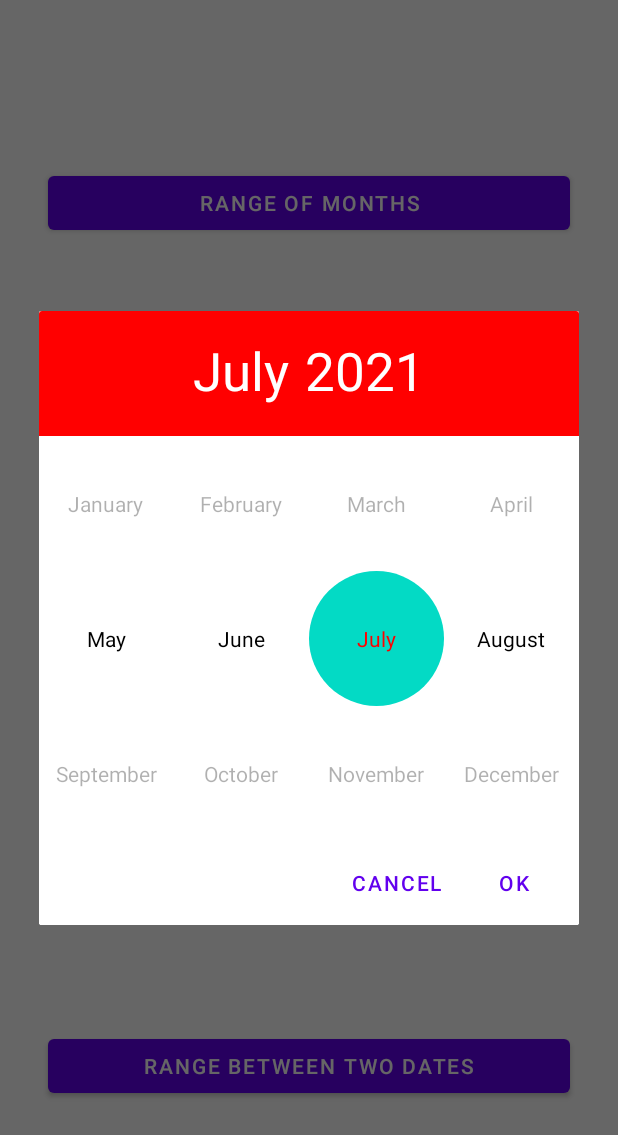
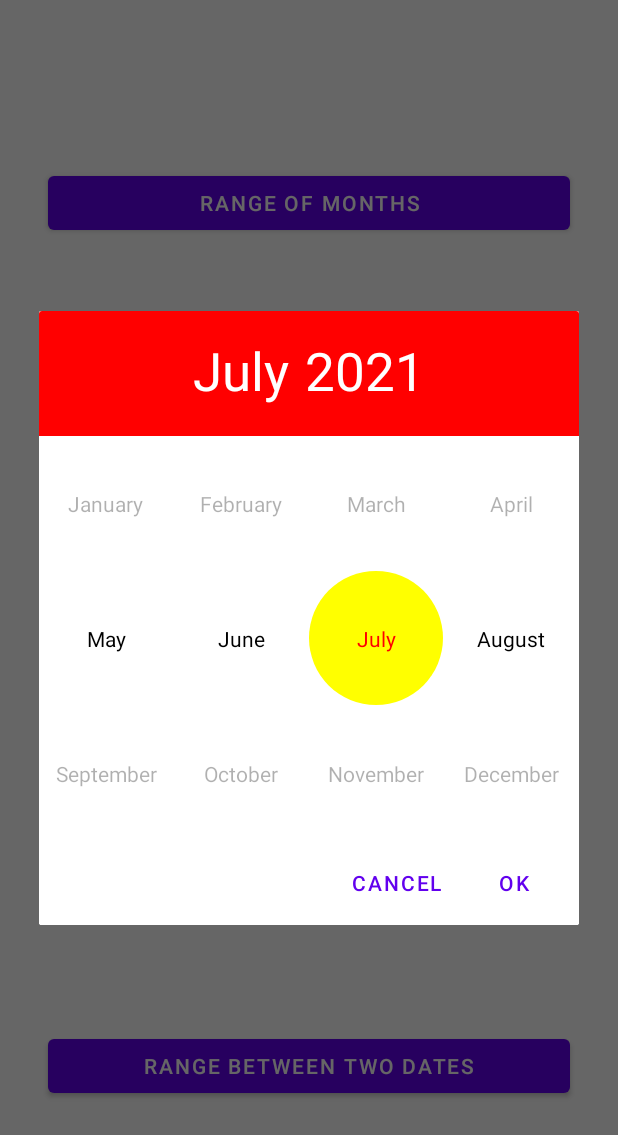
Before and after one commit to Dzmitry-Lakisau/MonthYearPickerDialog, an Android app: the screen it shows after launch (MainActivity), after a tap on "RANGE OF MONTHS", on a phone screen of 412 x 824 dp. Shown: the top 1135 px of the screen. Run offline under Robolectric (Android 15) with nearby library versions, the phone set to English and light mode, and no system bars.

Commit message:
Added attribute for selected month background, changed parsing of attributes

```diff
--- a/library/src/main/java/by/dzmitry_lakisau/month_year_picker_dialog/MonthYearPickerView.kt
+++ b/library/src/main/java/by/dzmitry_lakisau/month_year_picker_dialog/MonthYearPickerView.kt
@@ -1,6 +1,7 @@
 package by.dzmitry_lakisau.month_year_picker_dialog
 
 import android.content.Context
+import android.content.res.ColorStateList
 import android.util.AttributeSet
 import android.view.LayoutInflater
 import android.widget.FrameLayout
@@ -13,6 +14,7 @@ import androidx.recyclerview.widget.RecyclerView
 import by.dzmitry_lakisau.month_year_picker_dialog.MonthYearPickerDialog.OnMonthChangedListener
 import by.dzmitry_lakisau.month_year_picker_dialog.MonthYearPickerDialog.OnYearChangedListener
 import java.util.*
+import kotlin.properties.Delegates
 
 internal class MonthYearPickerView @JvmOverloads constructor(
     context: Context,
@@ -133,10 +135,30 @@ internal class MonthYearPickerView @JvmOverloads constructor(
     init {
         LayoutInflater.from(context).inflate(R.layout.view_month_year_picker, this)
 
+        lateinit var monthTextColorStateList: ColorStateList
+        var selectedMonthBackgroundColor by Delegates.notNull<Int>()
+        lateinit var yearTextColorStateList: ColorStateList
         context.withStyledAttributes(attrs, R.styleable.MonthPickerView, defStyleAttr, defStyleRes) {
             headerBackgroundColor = context.getColorFromAttribute(this, R.styleable.MonthPickerView_headerBgColor, android.R.attr.colorAccent)
             headerFontColorNormal = context.getColorFromAttribute(this, R.styleable.MonthPickerView_headerFontColorNormal, android.R.attr.textColorSecondary)
             headerFontColorSelected = context.getColorFromAttribute(this, R.styleable.MonthPickerView_headerFontColorSelected, android.R.attr.textColorPrimary)
+
+            val monthFontColorDisabled = context.getColorFromAttribute(this, R.styleable.MonthPickerView_monthFontColorDisabled, android.R.attr.textColorPrimary)
+            val monthFontColor = context.getColorFromAttribute(this, R.styleable.MonthPickerView_monthFontColorNormal, android.R.attr.textColorPrimary)
+            val monthFontColorSelected = context.getColorFromAttribute(this, R.styleable.MonthPickerView_monthFontColorSelected, android.R.attr.colorAccent)
+            val states = arrayOf(
+                intArrayOf(-android.R.attr.state_enabled),
+                intArrayOf(android.R.attr.state_enabled, -android.R.attr.state_selected),
+                intArrayOf(android.R.attr.state_enabled, android.R.attr.state_selected),
+            )
+            val colors = intArrayOf(monthFontColorDisabled, monthFontColor, monthFontColorSelected)
+            monthTextColorStateList = ColorStateList(states, colors)
+
+            selectedMonthBackgroundColor = context.getColorFromAttribute(this, R.styleable.MonthPickerView_selectedMonthBackgroundColor, android.R.attr.colorAccent)
+
+            val yearColor = context.getColorFromAttribute(this, R.styleable.MonthPickerView_yearColor, android.R.attr.textColorPrimary)
+            val yearSelectedColor = context.getColorFromAttribute(this, R.styleable.MonthPickerView_yearSelectedColor, android.R.attr.colorAccent)
+            yearTextColorStateList = ColorStateList(arrayOf(intArrayOf(-android.R.attr.state_selected), intArrayOf(android.R.attr.state_selected)), intArrayOf(yearColor, yearSelectedColor))
         }
 
         rvMonths = findViewById(R.id.rv_months)
@@ -150,7 +172,7 @@ internal class MonthYearPickerView @JvmOverloads constructor(
         tvSelectedYear.setTextColor(headerFontColorNormal)
         header.setBackgroundColor(headerBackgroundColor)
 
-        monthsAdapter = MonthsAdapter(context, attrs!!) {
+        monthsAdapter = MonthsAdapter(monthTextColorStateList) {
             selectedMonth = it
             tvSelectedMonth.text = getMonthName(it, monthFormat)
             if (!showMonthOnly) {
@@ -162,9 +184,10 @@ internal class MonthYearPickerView @JvmOverloads constructor(
             onMonthChangedListener?.onMonthChanged(it)
         }
         rvMonths.layoutManager = GridLayoutManager(context, 4)
+        rvMonths.addItemDecoration(MonthsAdapter.SelectedItemDecoration(selectedMonthBackgroundColor))
         rvMonths.adapter = monthsAdapter
 
-        yearsAdapter = YearsAdapter(context, attrs) {
+        yearsAdapter = YearsAdapter(yearTextColorStateList) {
             selectedYear = it
             monthsAdapter.setSelectedYear(it)
             tvSelectedYear.text = selectedYear.toString()
--- a/library/src/main/java/by/dzmitry_lakisau/month_year_picker_dialog/MonthsAdapter.kt
+++ b/library/src/main/java/by/dzmitry_lakisau/month_year_picker_dialog/MonthsAdapter.kt
@@ -1,17 +1,17 @@
 package by.dzmitry_lakisau.month_year_picker_dialog
 
-import android.content.Context
 import android.content.res.ColorStateList
-import android.util.AttributeSet
+import android.graphics.Canvas
+import android.graphics.Paint
 import android.view.LayoutInflater
 import android.view.View
 import android.view.ViewGroup
-import androidx.core.content.withStyledAttributes
+import androidx.core.view.children
 import androidx.recyclerview.widget.RecyclerView
 import com.google.android.material.textview.MaterialTextView
 import java.util.*
 
-internal class MonthsAdapter(private val onMonthSelectedListener: ((Int) -> Unit)? = null) : RecyclerView.Adapter<MonthsAdapter.ViewHolder>() {
+internal class MonthsAdapter(private val monthTextColorStateList: ColorStateList, private val onMonthSelectedListener: ((Int) -> Unit)? = null) : RecyclerView.Adapter<MonthsAdapter.ViewHolder>() {
 
     var isAnnualMode = false
     private var maxMonth = Calendar.DECEMBER
@@ -35,23 +35,6 @@ internal class MonthsAdapter(private val onMonthSelectedListener: ((Int) -> Unit
         Calendar.NOVEMBER,
         Calendar.DECEMBER
     )
-
-    lateinit var colorStateList: ColorStateList
-
-    constructor(context: Context, attributeSet: AttributeSet, onMonthSelectedListener: ((Int) -> Unit)?) : this(onMonthSelectedListener) {
-        context.withStyledAttributes(attributeSet, R.styleable.MonthPickerView) {
-            val monthFontColorDisabled = context.getColorFromAttribute(this, R.styleable.MonthPickerView_monthFontColorDisabled, android.R.attr.textColorPrimary)
-            val monthFontColor = context.getColorFromAttribute(this, R.styleable.MonthPickerView_monthFontColorNormal, android.R.attr.textColorPrimary)
-            val monthFontColorSelected = context.getColorFromAttribute(this, R.styleable.MonthPickerView_monthFontColorSelected, android.R.attr.colorAccent)
-            val states = arrayOf(
-                intArrayOf(-android.R.attr.state_enabled),
-                intArrayOf(android.R.attr.state_enabled, -android.R.attr.state_selected),
-                intArrayOf(android.R.attr.state_enabled, android.R.attr.state_selected),
-            )
-            val colors = intArrayOf(monthFontColorDisabled, monthFontColor, monthFontColorSelected)
-            colorStateList = ColorStateList(states, colors)
-        }
-    }
 
     private var selectedMonth = Calendar.getInstance()[Calendar.MONTH]
     private var selectedYear = Calendar.getInstance()[Calendar.YEAR]
@@ -138,7 +121,7 @@ internal class MonthsAdapter(private val onMonthSelectedListener: ((Int) -> Unit
         private val tvName: MaterialTextView = itemView.findViewById(R.id.tv_name)
 
         init {
-            tvName.setTextColor(colorStateList)
+            tvName.setTextColor(monthTextColorStateList)
         }
 
         fun onBindViewHolder(item: Int) {
@@ -159,4 +142,18 @@ internal class MonthsAdapter(private val onMonthSelectedListener: ((Int) -> Unit
         }
     }
 
+    class SelectedItemDecoration(selectedMonthBackgroundColor: Int): RecyclerView.ItemDecoration() {
+
+        private val selectedMonthBackgroundPaint: Paint = Paint().apply { color = selectedMonthBackgroundColor }
+
+        override fun onDraw(c: Canvas, parent: RecyclerView, state: RecyclerView.State) {
+            parent.children.forEach { view ->
+                if (view.isSelected) {
+                    val radius = (view.height / 2).toFloat()
+                    c.drawCircle(view.left + radius, view.top + radius, radius, selectedMonthBackgroundPaint)
+                }
+            }
+        }
+    }
+
 }
--- a/library/src/main/java/by/dzmitry_lakisau/month_year_picker_dialog/YearsAdapter.kt
+++ b/library/src/main/java/by/dzmitry_lakisau/month_year_picker_dialog/YearsAdapter.kt
@@ -1,32 +1,17 @@
 package by.dzmitry_lakisau.month_year_picker_dialog
 
-import android.content.Context
 import android.content.res.ColorStateList
-import android.util.AttributeSet
 import android.view.LayoutInflater
 import android.view.View
 import android.view.ViewGroup
 import android.widget.TextView
-import androidx.core.content.withStyledAttributes
 import androidx.recyclerview.widget.RecyclerView
 
-internal class YearsAdapter(private val onYearSelectedListener: ((Int) -> Unit)? = null) : RecyclerView.Adapter<YearsAdapter.ViewHolder>() {
+internal class YearsAdapter(private val yearTextColorStateList: ColorStateList, private val onYearSelectedListener: ((Int) -> Unit)? = null) : RecyclerView.Adapter<YearsAdapter.ViewHolder>() {
 
     var maxYear = 0
     var minYear = 0
     private var selectedYear = 0
-
-    lateinit var colorStateList: ColorStateList
-
-    constructor(context: Context, attributeSet: AttributeSet, onYearSelectedListener: ((Int) -> Unit)?) : this(onYearSelectedListener) {
-        context.withStyledAttributes(attributeSet, R.styleable.MonthPickerView) {
-            val yearColor = context.getColorFromAttribute(this, R.styleable.MonthPickerView_yearColor, android.R.attr.textColorPrimary)
-            val yearSelectedColor = context.getColorFromAttribute(this, R.styleable.MonthPickerView_yearSelectedColor, android.R.attr.colorAccent)
-            val states = arrayOf(intArrayOf(-android.R.attr.state_selected), intArrayOf(android.R.attr.state_selected))
-            val colors = intArrayOf(yearColor, yearSelectedColor)
-            colorStateList = ColorStateList(states, colors)
-        }
-    }
 
     override fun onCreateViewHolder(parent: ViewGroup, viewType: Int): ViewHolder {
         return ViewHolder(LayoutInflater.from(parent.context).inflate(R.layout.item_year, parent, false))
@@ -60,7 +45,7 @@ internal class YearsAdapter(private val onYearSelectedListener: ((Int) -> Unit)?
     inner class ViewHolder(itemView: View) : RecyclerView.ViewHolder(itemView) {
 
         init {
-            (itemView as TextView).setTextColor(colorStateList)
+            (itemView as TextView).setTextColor(yearTextColorStateList)
         }
 
         fun onBindViewHolder(item: Int) {
--- a/library/src/main/res/drawable/bg_month.xml
+++ /dev/null
@@ -1,8 +0,0 @@
-<?xml version="1.0" encoding="utf-8"?>
-<selector xmlns:android="http://schemas.android.com/apk/res/android">
-    <item android:state_selected="true">
-        <shape android:shape="oval">
-            <solid android:color="?attr/colorAccent" />
-        </shape>
-    </item>
-</selector>
--- a/library/src/main/res/layout/item_month.xml
+++ b/library/src/main/res/layout/item_month.xml
@@ -8,7 +8,6 @@
     <FrameLayout
         android:layout_width="0dp"
         android:layout_height="0dp"
-        android:background="@drawable/bg_month"
         app:layout_constraintDimensionRatio="H,1:1"
         app:layout_constraintEnd_toEndOf="parent"
         app:layout_constraintStart_toStartOf="parent"
--- a/library/src/main/res/values/attrs.xml
+++ b/library/src/main/res/values/attrs.xml
@@ -13,6 +13,7 @@
         <attr name="monthFontColorSelected" format="color" />
         <attr name="monthFontColorNormal" format="color" />
         <attr name="monthFontColorDisabled" format="color" />
+        <attr name="selectedMonthBackgroundColor" format="color" />
 
         <attr name="yearColor" format="color" />
         <attr name="yearSelectedColor" format="color" />
--- a/sample/src/main/res/values/styles.xml
+++ b/sample/src/main/res/values/styles.xml
@@ -12,6 +12,7 @@
 		<item name="monthFontColorDisabled">#4F000000</item>
 		<item name="monthFontColorNormal">@color/black</item>
 		<item name="monthFontColorSelected">#FF0000</item>
+		<item name="selectedMonthBackgroundColor">#FFFF00</item>
 		<item name="yearColor">@color/black</item>
 		<item name="yearSelectedColor">#FF0000</item>
 	</style>
```
